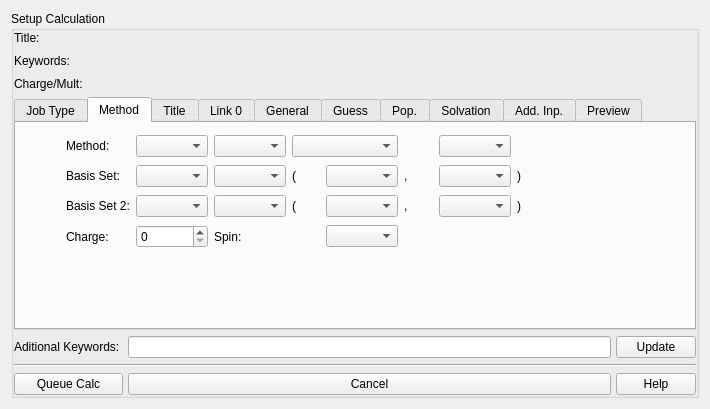
Old version of the form Views/uiCalculationsWindow2.ui in the repository samuelvp360/SVP360CalculationController.
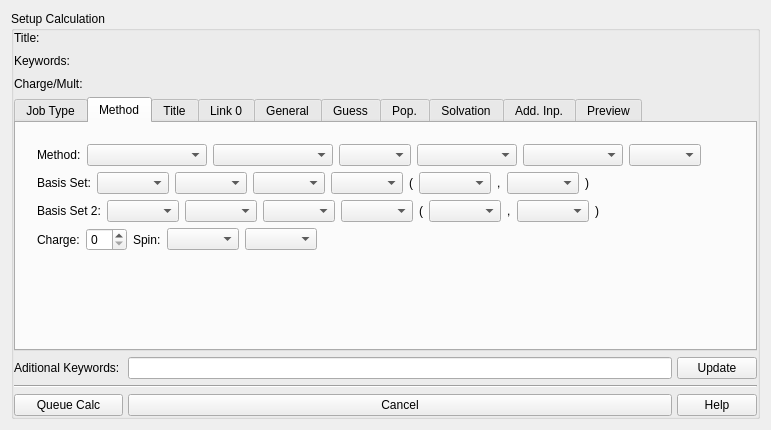
New version of the form. The open tabs and pages were chosen to show the change.

Commit message: Implementing Method tab widget

Patch:
```diff
--- a/Views/uiCalculationsWindow2.ui
+++ b/Views/uiCalculationsWindow2.ui
@@ -6,8 +6,8 @@
    <rect>
     <x>0</x>
     <y>0</y>
-    <width>710</width>
-    <height>409</height>
+    <width>771</width>
+    <height>430</height>
    </rect>
   </property>
   <property name="windowTitle">
@@ -129,7 +129,7 @@
          <attribute name="title">
           <string>Job Type</string>
          </attribute>
-         <widget class="QWidget" name="">
+         <widget class="QWidget" name="layoutWidget">
           <property name="geometry">
            <rect>
             <x>30</x>
@@ -175,131 +175,261 @@
          <widget class="QWidget" name="layoutWidget">
           <property name="geometry">
            <rect>
-            <x>50</x>
-            <y>10</y>
-            <width>479</width>
-            <height>121</height>
+            <x>21</x>
+            <y>21</y>
+            <width>716</width>
+            <height>151</height>
            </rect>
           </property>
-          <layout class="QGridLayout" name="gridLayout_4">
-           <item row="1" column="7">
-            <widget class="QLabel" name="label_17">
-             <property name="text">
-              <string>)</string>
-             </property>
-            </widget>
+          <layout class="QVBoxLayout" name="verticalLayout_4">
+           <item>
+            <layout class="QHBoxLayout" name="horizontalLayout">
+             <item>
+              <widget class="QLabel" name="label_12">
+               <property name="text">
+                <string>Method:</string>
+               </property>
+              </widget>
+             </item>
+             <item>
+              <widget class="QComboBox" name="uiStateComboBox">
+               <property name="minimumSize">
+                <size>
+                 <width>120</width>
+                 <height>0</height>
+                </size>
+               </property>
+              </widget>
+             </item>
+             <item>
+              <widget class="QComboBox" name="uiMethodComboBox">
+               <property name="minimumSize">
+                <size>
+                 <width>120</width>
+                 <height>0</height>
+                </size>
+               </property>
+              </widget>
+             </item>
+             <item>
+              <widget class="QComboBox" name="uiShellTypeComboBox"/>
+             </item>
+             <item>
+              <widget class="QComboBox" name="uiDftFunctionalComboBox">
+               <property name="minimumSize">
+                <size>
+                 <width>100</width>
+                 <height>0</height>
+                </size>
+               </property>
+              </widget>
+             </item>
+             <item>
+              <widget class="QComboBox" name="uiSemiFunctionalComboBox">
+               <property name="minimumSize">
+                <size>
+                 <width>100</width>
+                 <height>0</height>
+                </size>
+               </property>
+              </widget>
+             </item>
+             <item>
+              <widget class="QComboBox" name="uiMechanicsComboBox"/>
+             </item>
+             <item>
+              <spacer name="horizontalSpacer">
+               <property name="orientation">
+                <enum>Qt::Horizontal</enum>
+               </property>
+               <property name="sizeHint" stdset="0">
+                <size>
+                 <width>40</width>
+                 <height>20</height>
+                </size>
+               </property>
+              </spacer>
+             </item>
+            </layout>
            </item>
-           <item row="1" column="4">
-            <widget class="QComboBox" name="uiPolarizedComboBox"/>
+           <item>
+            <layout class="QHBoxLayout" name="horizontalLayout_2">
+             <item>
+              <widget class="QLabel" name="uiBasisLabel">
+               <property name="text">
+                <string>Basis Set:</string>
+               </property>
+              </widget>
+             </item>
+             <item>
+              <widget class="QComboBox" name="uiAugmentedComboBox"/>
+             </item>
+             <item>
+              <widget class="QComboBox" name="uiBasisComboBox"/>
+             </item>
+             <item>
+              <widget class="QComboBox" name="uiDiffuseComboBox"/>
+             </item>
+             <item>
+              <widget class="QComboBox" name="uiAsteriskComboBox"/>
+             </item>
+             <item>
+              <widget class="QLabel" name="uiParentheses1">
+               <property name="text">
+                <string>(</string>
+               </property>
+              </widget>
+             </item>
+             <item>
+              <widget class="QComboBox" name="uiPolarizedComboBox"/>
+             </item>
+             <item>
+              <widget class="QLabel" name="uiComma1">
+               <property name="text">
+                <string>,</string>
+               </property>
+              </widget>
+             </item>
+             <item>
+              <widget class="QComboBox" name="uiSecondPolarizedComboBox"/>
+             </item>
+             <item>
+              <widget class="QLabel" name="uiParentheses2">
+               <property name="text">
+                <string>)</string>
+               </property>
+              </widget>
+             </item>
+             <item>
+              <spacer name="horizontalSpacer_2">
+               <property name="orientation">
+                <enum>Qt::Horizontal</enum>
+               </property>
+               <property name="sizeHint" stdset="0">
+                <size>
+                 <width>40</width>
+                 <height>20</height>
+                </size>
+               </property>
+              </spacer>
+             </item>
+            </layout>
            </item>
-           <item row="0" column="2">
-            <widget class="QComboBox" name="uiMethodComboBox"/>
+           <item>
+            <layout class="QHBoxLayout" name="horizontalLayout_3">
+             <item>
+              <widget class="QLabel" name="uiBasis2Label">
+               <property name="text">
+                <string>Basis Set 2:</string>
+               </property>
+              </widget>
+             </item>
+             <item>
+              <widget class="QComboBox" name="uiAugmented2ComboBox"/>
+             </item>
+             <item>
+              <widget class="QComboBox" name="uiBasis2ComboBox"/>
+             </item>
+             <item>
+              <widget class="QComboBox" name="uiDiffuse2ComboBox"/>
+             </item>
+             <item>
+              <widget class="QComboBox" name="uiAsterisk2ComboBox"/>
+             </item>
+             <item>
+              <widget class="QLabel" name="uiParentheses3">
+               <property name="text">
+                <string>(</string>
+               </property>
+              </widget>
+             </item>
+             <item>
+              <widget class="QComboBox" name="uiPolarized2ComboBox"/>
+             </item>
+             <item>
+              <widget class="QLabel" name="uiComma2">
+               <property name="text">
+                <string>,</string>
+               </property>
+              </widget>
+             </item>
+             <item>
+              <widget class="QComboBox" name="uiSecondPolarized2ComboBox"/>
+             </item>
+             <item>
+              <widget class="QLabel" name="uiParentheses4">
+               <property name="text">
+                <string>)</string>
+               </property>
+              </widget>
+             </item>
+             <item>
+              <spacer name="horizontalSpacer_3">
+               <property name="orientation">
+                <enum>Qt::Horizontal</enum>
+               </property>
+               <property name="sizeHint" stdset="0">
+                <size>
+                 <width>40</width>
+                 <height>20</height>
+                </size>
+               </property>
+              </spacer>
+             </item>
+            </layout>
            </item>
-           <item row="2" column="5">
-            <widget class="QLabel" name="label_21">
-             <property name="text">
-              <string>,</string>
-             </property>
-            </widget>
+           <item>
+            <layout class="QHBoxLayout" name="horizontalLayout_4">
+             <item>
+              <widget class="QLabel" name="label_14">
+               <property name="text">
+                <string>Charge:</string>
+               </property>
+              </widget>
+             </item>
+             <item>
+              <widget class="QSpinBox" name="uiChargeSpinBox"/>
+             </item>
+             <item>
+              <widget class="QLabel" name="label_15">
+               <property name="text">
+                <string>Spin:</string>
+               </property>
+              </widget>
+             </item>
+             <item>
+              <widget class="QComboBox" name="uiEvenSpinComboBox"/>
+             </item>
+             <item>
+              <widget class="QComboBox" name="uiOddSpinComboBox"/>
+             </item>
+             <item>
+              <spacer name="horizontalSpacer_4">
+               <property name="orientation">
+                <enum>Qt::Horizontal</enum>
+               </property>
+               <property name="sizeHint" stdset="0">
+                <size>
+                 <width>40</width>
+                 <height>20</height>
+                </size>
+               </property>
+              </spacer>
+             </item>
+            </layout>
            </item>
-           <item row="2" column="1">
-            <widget class="QComboBox" name="uiBasis2ComboBox"/>
-           </item>
-           <item row="3" column="4">
-            <widget class="QComboBox" name="uiSpinComboBox"/>
-           </item>
-           <item row="3" column="0">
-            <widget class="QLabel" name="label_14">
-             <property name="text">
-              <string>Charge:</string>
+           <item>
+            <spacer name="verticalSpacer_2">
+             <property name="orientation">
+              <enum>Qt::Vertical</enum>
              </property>
-            </widget>
-           </item>
-           <item row="2" column="3">
-            <widget class="QLabel" name="label_20">
-             <property name="text">
-              <string>(</string>
+             <property name="sizeHint" stdset="0">
+              <size>
+               <width>20</width>
+               <height>40</height>
+              </size>
              </property>
-            </widget>
-           </item>
-           <item row="0" column="6">
-            <widget class="QComboBox" name="uiFunctionalComboBox"/>
-           </item>
-           <item row="1" column="1">
-            <widget class="QComboBox" name="uiBasisComboBox"/>
-           </item>
-           <item row="0" column="3" colspan="2">
-            <widget class="QComboBox" name="uiShellTypeComboBox"/>
-           </item>
-           <item row="0" column="1">
-            <widget class="QComboBox" name="uiStateComboBox"/>
-           </item>
-           <item row="2" column="2">
-            <widget class="QComboBox" name="uiDiffuse2ComboBox"/>
-           </item>
-           <item row="2" column="7">
-            <widget class="QLabel" name="label_22">
-             <property name="text">
-              <string>)</string>
-             </property>
-            </widget>
-           </item>
-           <item row="1" column="5">
-            <widget class="QLabel" name="label_18">
-             <property name="text">
-              <string>,</string>
-             </property>
-            </widget>
-           </item>
-           <item row="1" column="6">
-            <widget class="QComboBox" name="uiSecondPolarizedComboBox"/>
-           </item>
-           <item row="1" column="3">
-            <widget class="QLabel" name="label_16">
-             <property name="text">
-              <string>(</string>
-             </property>
-            </widget>
-           </item>
-           <item row="1" column="2">
-            <widget class="QComboBox" name="uiDiffuseComboBox"/>
-           </item>
-           <item row="0" column="0">
-            <widget class="QLabel" name="label_12">
-             <property name="text">
-              <string>Method:</string>
-             </property>
-            </widget>
-           </item>
-           <item row="3" column="1">
-            <widget class="QSpinBox" name="uiChargeSpinBox"/>
-           </item>
-           <item row="1" column="0">
-            <widget class="QLabel" name="label_13">
-             <property name="text">
-              <string>Basis Set:</string>
-             </property>
-            </widget>
-           </item>
-           <item row="3" column="2">
-            <widget class="QLabel" name="label_15">
-             <property name="text">
-              <string>Spin:</string>
-             </property>
-            </widget>
-           </item>
-           <item row="2" column="0">
-            <widget class="QLabel" name="label_19">
-             <property name="text">
-              <string>Basis Set 2:</string>
-             </property>
-            </widget>
-           </item>
-           <item row="2" column="4">
-            <widget class="QComboBox" name="uiPolarized2ComboBox"/>
-           </item>
-           <item row="2" column="6">
-            <widget class="QComboBox" name="uiSecondPolarized2ComboBox"/>
+            </spacer>
            </item>
           </layout>
          </widget>
```
Left out of the diff: 174 changed lines with no effect on the pictures. The commit also changes 4 other files.
